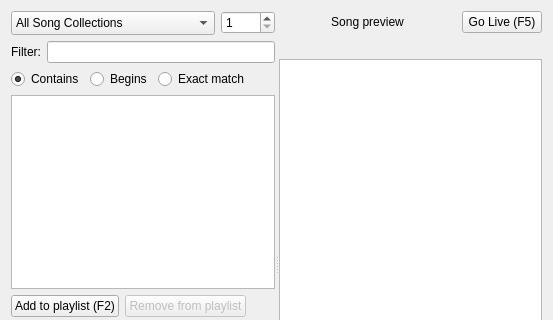
Above: src/songwidget.ui from SoftProjector/src before the change; both pictures show x 0 to 553 and y 0 to 320 of the 553 by 528 pixel window. Below: the same form after it.
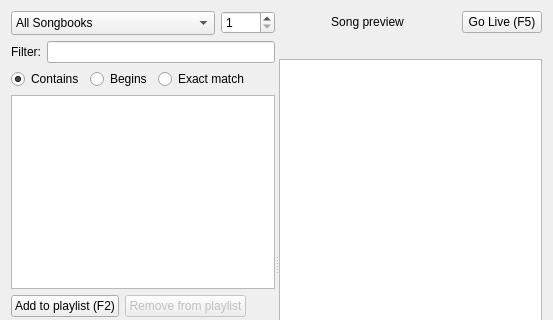
That is the form after the change.

Commit message: Renamed all instances of Sbonik and Song Collection to Songbook

```diff
--- a/src/songwidget.ui
+++ b/src/songwidget.ui
@@ -54,7 +54,7 @@
            </property>
            <item>
             <property name="text">
-             <string>All Song Collections</string>
+             <string>All Songbooks</string>
             </property>
            </item>
           </widget>
```
Left out of the diff: 8 changed lines with no effect on the pictures. The commit also changes 21 other files.
